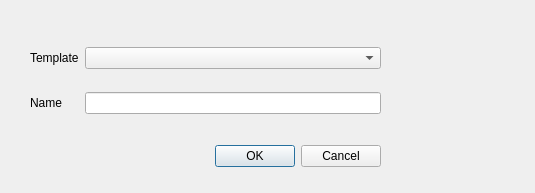
Qt form sims_maps/create_layout_dialog.ui (rodekruis/sims_maps_qgis_plugin) before a commit.
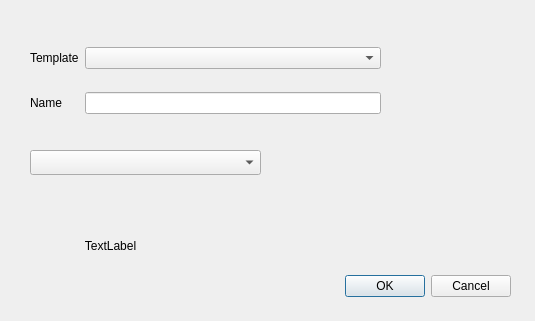
The same form after that commit.

Commit message: NS logos included in UI (not yet in layout)

Diff of the .ui file:
```diff
--- a/sims_maps/create_layout_dialog.ui
+++ b/sims_maps/create_layout_dialog.ui
@@ -7,7 +7,7 @@
     <x>0</x>
     <y>0</y>
     <width>535</width>
-    <height>193</height>
+    <height>321</height>
    </rect>
   </property>
   <property name="windowTitle">
@@ -19,8 +19,8 @@
   <widget class="QDialogButtonBox" name="buttonBox">
    <property name="geometry">
     <rect>
-     <x>40</x>
-     <y>140</y>
+     <x>170</x>
+     <y>270</y>
      <width>341</width>
      <height>32</height>
     </rect>
@@ -73,6 +73,32 @@
     </item>
    </layout>
   </widget>
+  <widget class="QLabel" name="labelImagePreview">
+   <property name="geometry">
+    <rect>
+     <x>30</x>
+     <y>180</y>
+     <width>161</width>
+     <height>131</height>
+    </rect>
+   </property>
+   <property name="text">
+    <string>TextLabel</string>
+   </property>
+   <property name="alignment">
+    <set>Qt::AlignCenter</set>
+   </property>
+  </widget>
+  <widget class="QComboBox" name="comboBoxNsLogo">
+   <property name="geometry">
+    <rect>
+     <x>30</x>
+     <y>150</y>
+     <width>231</width>
+     <height>25</height>
+    </rect>
+   </property>
+  </widget>
  </widget>
  <resources/>
  <connections>
```
The commit also changes 4 other files.
